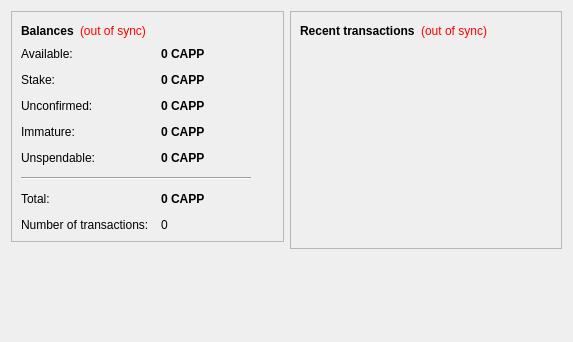
The window that src/qt/forms/overviewpage.ui (scificrypto/BottleCapsPlus) describes before a commit, drawn with Qt 5.
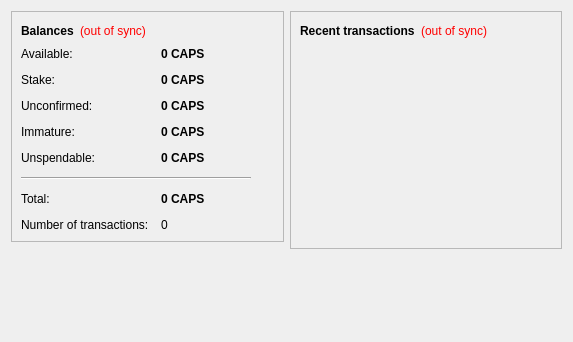
The same window after the commit. Icons and pictures are not drawn.

Commit message: Change CAPP to CAPS

Diff of the .ui file:
```diff
--- a/src/qt/forms/overviewpage.ui
+++ b/src/qt/forms/overviewpage.ui
@@ -107,7 +107,7 @@
              <string>Your current available balance</string>
             </property>
             <property name="text">
-             <string notr="true">0 CAPP</string>
+             <string notr="true">0 CAPS</string>
             </property>
             <property name="alignment">
              <set>Qt::AlignLeading|Qt::AlignLeft|Qt::AlignVCenter</set>
@@ -142,7 +142,7 @@
              <string>Total of coins that was staked, and do not yet count toward the current balance</string>
             </property>
             <property name="text">
-             <string notr="true">0 CAPP</string>
+             <string notr="true">0 CAPS</string>
             </property>
             <property name="alignment">
              <set>Qt::AlignLeading|Qt::AlignLeft|Qt::AlignVCenter</set>
@@ -177,7 +177,7 @@
              <string>Total of transactions that have yet to be confirmed, and do not yet count toward the current balance</string>
             </property>
             <property name="text">
-             <string notr="true">0 CAPP</string>
+             <string notr="true">0 CAPS</string>
             </property>
             <property name="alignment">
              <set>Qt::AlignLeading|Qt::AlignLeft|Qt::AlignVCenter</set>
@@ -209,7 +209,7 @@
              <string>Mined balance that has not yet matured</string>
             </property>
             <property name="text">
-             <string notr="true">0 CAPP</string>
+             <string notr="true">0 CAPS</string>
             </property>
             <property name="alignment">
              <set>Qt::AlignLeading|Qt::AlignLeft|Qt::AlignVCenter</set>
@@ -244,7 +244,7 @@
              <string>Your unspendable balance</string>
             </property>
             <property name="text">
-             <string notr="true">0 CAPP</string>
+             <string notr="true">0 CAPS</string>
             </property>
             <property name="alignment">
              <set>Qt::AlignLeading|Qt::AlignLeft|Qt::AlignVCenter</set>
@@ -289,7 +289,7 @@
              <string>Your current total balance</string>
             </property>
             <property name="text">
-             <string notr="true">0 CAPP</string>
+             <string notr="true">0 CAPS</string>
             </property>
             <property name="alignment">
              <set>Qt::AlignLeading|Qt::AlignLeft|Qt::AlignVCenter</set>
```
The commit also changes 13 other files.
